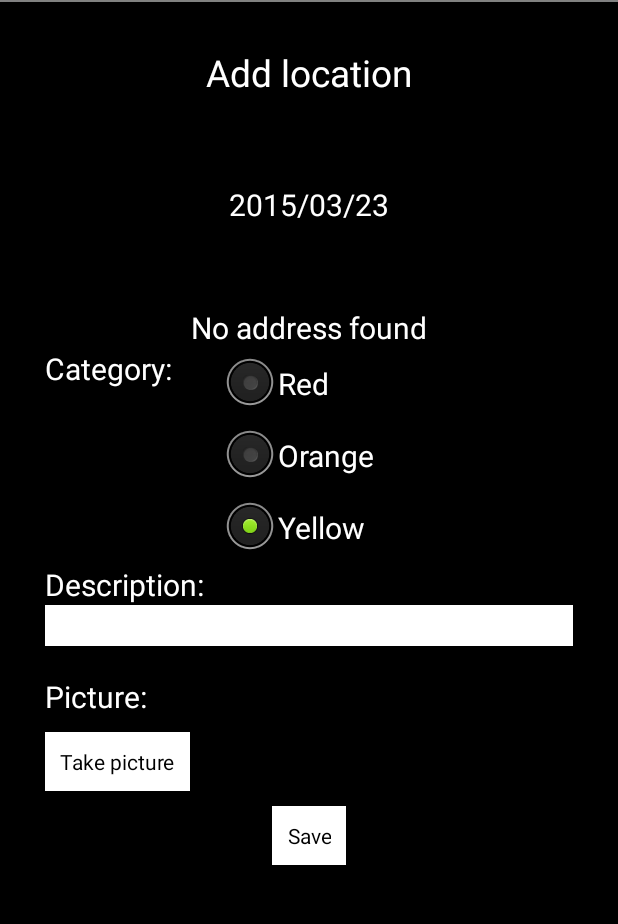
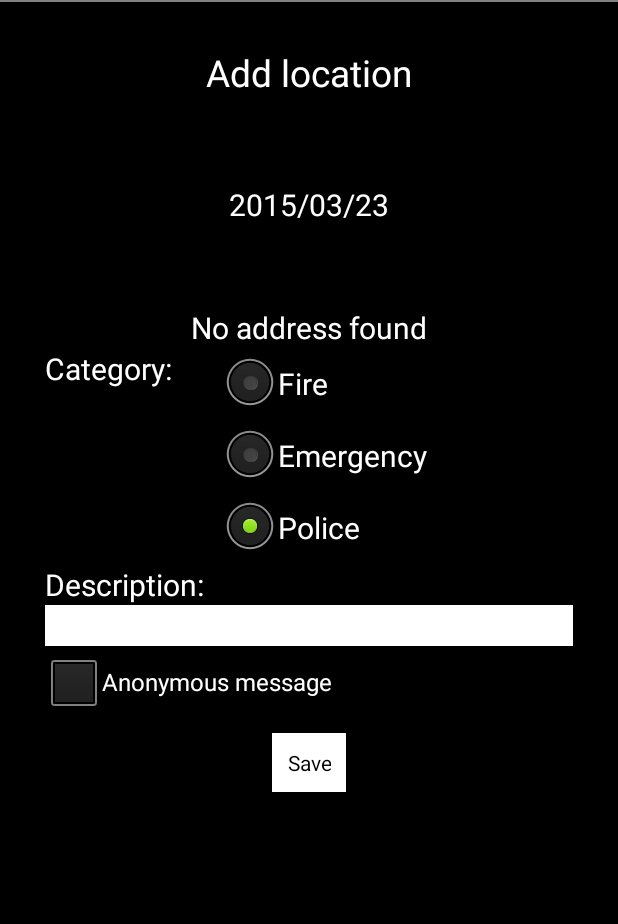
Before and after one commit to PhoneGuardian/CitizenApp, an Android app: the AddLocationActivity screen opened directly, with no data from a screen before it, after a tap on "Save", on a phone screen of 412 x 824 dp, the part 36-960 px from its top. Run offline under Robolectric (Android 15) with nearby library versions, the phone set to English and light mode, and no system bars; 4 statements that could not run were skipped; 3 other taps on this screen came first.

Commit message:
User class modified, AddLocation modified but not yet finished

```diff
--- a/app/src/main/java/edu/elfak/mosis/phoneguardian/AddLocationActivity.java
+++ b/app/src/main/java/edu/elfak/mosis/phoneguardian/AddLocationActivity.java
@@ -46,6 +46,7 @@ import android.util.Log;
 import android.view.View;
 import android.view.View.OnClickListener;
 import android.widget.Button;
+import android.widget.CheckBox;
 import android.widget.EditText;
 import android.widget.ImageView;
 import android.widget.RadioButton;
@@ -54,7 +55,7 @@ import android.widget.Toast;
 
 public class AddLocationActivity extends Activity implements OnClickListener {
 
-	String category = "Red zone!";
+	String type_of_event = "F";
 	boolean alertClicked = false;
 
 	static final int REQUEST_IMAGE_CAPTURE = 1;
@@ -63,8 +64,8 @@ public class AddLocationActivity extends Activity implements OnClickListener {
 	final String TAG_MARKER_ID = "id";
 	final JSONParser jParser = new JSONParser();
 	String URL = "";
-	String[] argss = new String[7];
-	String img_marker_id ="";
+	String[] argss = new String[9];
+	//String img_marker_id ="";
 
 	TextView user;
 	TextView time;
@@ -73,9 +74,11 @@ public class AddLocationActivity extends Activity implements OnClickListener {
 	TextView address;
 	EditText description;
 
-	File photo;
+    int anonymous=0; //1 anonymous message is sent, 0 message is not sent anonymously, default state not checked
+    float accuracy_of_location;
+	/*File photo;
 	int serverResponseCode = 0;
-	ProgressDialog dialog = null;
+	ProgressDialog dialog = null;*/
 
 
     SimpleDateFormat dateFormat = new SimpleDateFormat("yyyy/MM/dd");
@@ -107,6 +110,7 @@ public class AddLocationActivity extends Activity implements OnClickListener {
 		Location location = getlocation();
 		latitude.setText(Double.toString(location.getLatitude()));
 		longitude.setText(Double.toString(location.getLongitude()));
+        accuracy_of_location = location.getAccuracy();
 
 		(new GetAddressTask(this)).execute(location);
 
@@ -123,19 +127,20 @@ public class AddLocationActivity extends Activity implements OnClickListener {
 		{
 		case R.id.btn_save_location:
 
-			if(category!="" && description.getText().toString()!="")
+			if(type_of_event!="" && description.getText().toString()!="")
 			{
-				/*URL = "http://nikolamilica10.site90.com/add_marker.php";*/
 
+                //if()
 
 				argss[1] = address.getText().toString();
-				argss[2] = category;
+				argss[2] = type_of_event;
 				argss[3] = description.getText().toString();
 				argss[4] = time.getText().toString();
 				argss[5] = longitude.getText().toString();
 				argss[6] = latitude.getText().toString();
-
-				new AddLocation().execute(argss);
+                argss[7] = Float.toString(accuracy_of_location);
+				argss[8] = Integer.toString(anonymous);
+                new AddLocation().execute(argss);
 			}
 			else
 				Toast.makeText(AddLocationActivity.this, "Some fields are empty!", Toast.LENGTH_LONG).show();
@@ -145,24 +150,31 @@ public class AddLocationActivity extends Activity implements OnClickListener {
 		}
 
 	}
-
+	public void onCheckBoxClicked(View view)
+    {
+        boolean checked = ((CheckBox) view).isChecked();
+        if(checked)
+            anonymous=1;
+        else
+            anonymous=0;
+    }
 	public void onRadioButtonClicked(View view) {
 	    // Is the button now checked?
 	    boolean checked = ((RadioButton) view).isChecked();
 
 	    // Check which radio button was clicked
 	    switch(view.getId()) {
-	        case R.id.rb_redzone:
+	        case R.id.rb_fire:
 	            if (checked)
-	                category="Red zone!";
+                    type_of_event="F";
 	            break;
-	        case R.id.rb_orangezone:
+	        case R.id.rb_emergency:
 	            if (checked)
-	            	category="Orange zone!";
+                    type_of_event="E";
 	            break;
-	        case R.id.rb_yellowzone:
+	        case R.id.rb_police:
 	            if (checked)
-	            	category="Yellow zone!";
+                    type_of_event="P";
 	            break;
 	    }
 	}
@@ -283,8 +295,10 @@ public class AddLocationActivity extends Activity implements OnClickListener {
 	            params.add(new BasicNameValuePair("event_time", argss[4]));
 	            params.add(new BasicNameValuePair("lng", argss[5]));
 	            params.add(new BasicNameValuePair("lat", argss[6]));
+                params.add(new BasicNameValuePair("location_acc", argss[7]));
+                params.add(new BasicNameValuePair("anonymous", argss[8]));
 
-	            params.add(new BasicNameValuePair("username", argss[0]));
+	            params.add(new BasicNameValuePair("user_id", argss[0]));
 	            // getting JSON string from URL
                 URL = "http://nemanjastolic.co.nf/guardian/add_marker.php";
 	            JSONObject json = jParser.makeHttpRequest(URL, "GET", params);
@@ -295,7 +309,7 @@ public class AddLocationActivity extends Activity implements OnClickListener {
 	                // Checking for SUCCESS TAG
 	                success = json.getInt(TAG_SUCCESS);
 	                msg = json.getString(TAG_MESSAGE);
-	                img_marker_id = json.getString(TAG_MARKER_ID);
+	                //img_marker_id = json.getString(TAG_MARKER_ID);
 
 	            }
 	            catch (JSONException e)
--- a/app/src/main/res/layout/addlocation_activity.xml
+++ b/app/src/main/res/layout/addlocation_activity.xml
@@ -76,22 +76,22 @@
             android:layout_weight="2"
             android:layout_height="wrap_content">
 
-            <RadioButton android:id="@+id/rb_redzone"
-                android:text="@string/red"
+            <RadioButton android:id="@+id/rb_fire"
+                android:text="Fire"
                 android:textSize="20sp"
         		android:textColor="@color/white"
         		android:checked="true"
         		android:onClick="onRadioButtonClicked"
                   />
 
-            <RadioButton android:id="@+id/rb_orangezone"
-                android:text="@string/orange"
+            <RadioButton android:id="@+id/rb_emergency"
+                android:text="Emergency"
                 android:textSize="20sp"
         		android:textColor="@color/white"
         		android:onClick="onRadioButtonClicked"/>
 
-            <RadioButton android:id="@+id/rb_yellowzone"
-                android:text="@string/yellow"
+            <RadioButton android:id="@+id/rb_police"
+                android:text="Police"
                 android:textSize="20sp"
         		android:textColor="@color/white"
         		android:onClick="onRadioButtonClicked"/>
@@ -114,56 +114,14 @@
         android:background="@color/white"
         android:textColor="@color/black" />
 
-    <LinearLayout
-            android:layout_width="fill_parent"
-        	android:layout_height="wrap_content"
-        	android:baselineAligned="false"
-       		android:orientation="horizontal"
-       		android:layout_marginTop="10dp"
-        	android:layout_gravity="center">
 
-        <LinearLayout
-            android:layout_width="0dp"
-        	android:layout_height="wrap_content"
-       		android:orientation="vertical"
-       		android:layout_marginTop="10dp"
-        	android:layout_weight="2">
+    <CheckBox
+        android:layout_width="wrap_content"
+        android:layout_height="wrap_content"
+        android:text="@string/anonymous"
+        android:onClick="onCheckboxClicked"/>
 
-		        <TextView android:id="@+id/label_picture"
-		        android:layout_width="wrap_content"
-		        android:layout_height="wrap_content"
-		        android:text="@string/picture"
-		        android:textSize="20sp"
-		        android:textColor="@color/white"
-		        />
 
-		        <Button
-		            android:id="@+id/btn_take_picture"
-		            android:layout_width="wrap_content"
-		            android:layout_height="wrap_content"
-		            android:layout_marginTop="10dp"
-		            android:padding="10dp"
-		            android:background="@color/white"
-		            android:text="@string/take_picture" />
-
-		  </LinearLayout>
-
-        <LinearLayout
-            android:layout_width="0dp"
-        	android:layout_height="match_parent"
-       		android:orientation="vertical"
-       		android:layout_marginTop="10dp"
-        	android:layout_weight="1">
-
-            <ImageView
-                android:id="@+id/img_location"
-                android:layout_width="match_parent"
-                android:layout_height="match_parent"
-                />
-
-        </LinearLayout>
-
-        </LinearLayout>
 
         <Button
             android:id="@+id/btn_save_location"
--- a/app/src/main/res/values/strings.xml
+++ b/app/src/main/res/values/strings.xml
@@ -7,6 +7,7 @@
     <string name="home_alert_btn_desc">Report event</string>
     <string name="home_map_btn_desc">Browse map</string>
 
+    <string name="anonymous">Anonymous message</string>
     <string name="username">Username:</string>
     <string name="password">Password:</string>
     <string name="signin">Sign in</string>
```
Also changed, not shown: app/src/main/java/edu/elfak/mosis/phoneguardian/User.java (+2 -38 lines).
